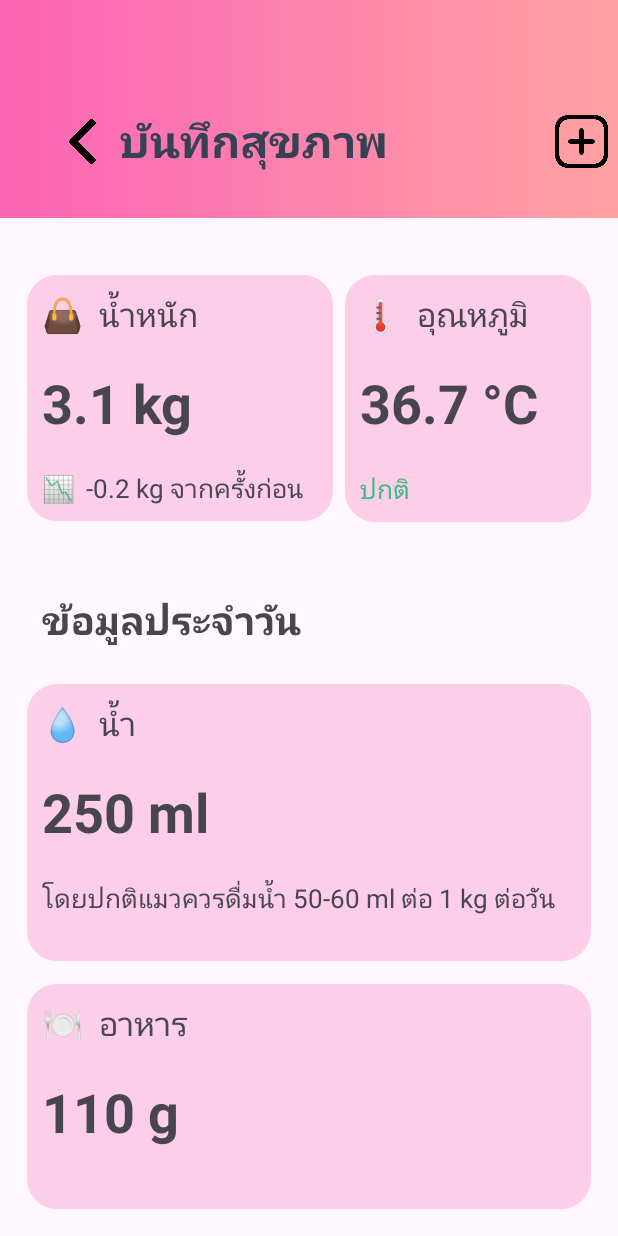
After one commit to thaksaporn0164/catcareapp, an Android app built with Jetpack Compose: the NoteActivity screen opened directly, with no data from a screen before it, on a phone screen of 412 x 824 dp. The commit adds this screen. Run offline under Robolectric (Android 15) with nearby library versions, the phone set to English and light mode, and no system bars.

Commit message:
add note for health

```diff
--- a/app/src/main/AndroidManifest.xml
+++ b/app/src/main/AndroidManifest.xml
@@ -19,6 +19,11 @@
             android:name=".VaccineActivity"
             android:exported="false"
             android:label="@string/vaccine_title"/>
+
+        <activity
+            android:name=".NoteActivity"
+            android:exported="false"
+            android:label="@string/Note_title"/>
 
         <activity
             android:name=".TimerActivity"
--- a/app/src/main/java/com/example/catcare/MainActivity.kt
+++ b/app/src/main/java/com/example/catcare/MainActivity.kt
@@ -10,10 +10,9 @@ import com.example.catcare.alarm.AlarmHelper
 import com.example.catcare.util.Prefs
 
 class MainActivity : ComponentActivity() {
-
-    private lateinit var btnOpenCatInfo: Button
     private lateinit var btnTimer: Button
-    private lateinit var btnVac:Button
+    private lateinit var btnVac: Button
+    private lateinit var btnNote: Button
 
 
     override fun onCreate(savedInstanceState: Bundle?) {
@@ -21,6 +20,9 @@ class MainActivity : ComponentActivity() {
         setContentView(R.layout.activity_main)
         btnTimer = findViewById(R.id.btnTimer)
         btnVac = findViewById(R.id.btnVac)
+        btnNote = findViewById(R.id.btnNote)
+
+
 
         btnTimer.setOnClickListener {
             startActivity(android.content.Intent(this, TimerActivity::class.java))
@@ -30,14 +32,9 @@ class MainActivity : ComponentActivity() {
             startActivity(android.content.Intent(this, VaccineActivity::class.java))
         }
 
+        btnNote.setOnClickListener {
+            startActivity(android.content.Intent(this, NoteActivity::class.java))
 
-
-//        btnOpenVaccine.setOnClickListener {
-//            startActivity(android.content.Intent(this, VaccineActivity::class.java))
-//        }
-//
-//        btnOpenCatInfo.setOnClickListener {
-//            startActivity(android.content.Intent(this, CatInfoActivity::class.java))
-//        }
+        }
     }
 }
--- /dev/null
+++ b/app/src/main/java/com/example/catcare/NoteActivity.kt
@@ -0,0 +1,20 @@
+package com.example.catcare
+
+import android.os.Bundle
+import android.widget.ImageButton
+import androidx.activity.ComponentActivity
+
+class NoteActivity: ComponentActivity() {
+
+    private lateinit var btnBack: ImageButton
+
+    override fun onCreate(savedInstanceState: Bundle?) {
+        super.onCreate(savedInstanceState)
+        setContentView(R.layout.activity_note)
+        btnBack = findViewById(R.id.btnBack)
+
+        btnBack.setOnClickListener {
+            finish()
+        }
+    }
+}
--- /dev/null
+++ b/app/src/main/res/drawable/shape_bg_card_note.xml
@@ -0,0 +1,10 @@
+<?xml version="1.0" encoding="utf-8"?>
+<shape xmlns:android="http://schemas.android.com/apk/res/android">
+
+    <solid
+        android:color="#FCCEE8"/>
+
+    <corners
+        android:radius="20dp"/>
+
+</shape>
--- /dev/null
+++ b/app/src/main/res/drawable/shape_bg_note.xml
@@ -0,0 +1,8 @@
+<?xml version="1.0" encoding="utf-8"?>
+<shape xmlns:android="http://schemas.android.com/apk/res/android">
+
+    <gradient
+        android:startColor="#FB64B6"
+        android:endColor="#FFA2A2"/>
+
+</shape>
--- a/app/src/main/res/layout/activity_main.xml
+++ b/app/src/main/res/layout/activity_main.xml
@@ -276,6 +276,7 @@
                         android:text="ติดตามสุขภาพประจำวัน"/>
 
                     <Button
+                        android:id="@+id/btnNote"
                         android:layout_width="wrap_content"
                         android:layout_height="wrap_content"
                         android:textStyle="bold"
--- /dev/null
+++ b/app/src/main/res/layout/activity_note.xml
@@ -0,0 +1,221 @@
+<?xml version="1.0" encoding="utf-8"?>
+<LinearLayout xmlns:android="http://schemas.android.com/apk/res/android"
+    android:layout_width="match_parent"
+    android:layout_height="match_parent"
+    android:orientation="vertical">
+
+    <LinearLayout
+        android:layout_width="match_parent"
+        android:layout_height="wrap_content"
+        android:background="@drawable/shape_bg_note"
+        android:gravity="center_vertical"
+        android:orientation="horizontal">
+
+        <ImageButton
+            android:id="@+id/btnBack"
+            android:layout_width="30dp"
+            android:layout_height="30dp"
+            android:layout_marginStart="40dp"
+            android:layout_marginTop="22dp"
+            android:background="@android:color/transparent"
+            android:scaleType="fitCenter"
+            android:src="@drawable/back" />
+
+        <TextView
+            android:layout_width="300dp"
+            android:layout_height="wrap_content"
+            android:layout_marginTop="20dp"
+            android:paddingStart="10dp"
+            android:paddingTop="41dp"
+            android:paddingBottom="41dp"
+            android:text="@string/Note_title"
+            android:textColor="#364153"
+            android:textSize="30sp"
+            android:textStyle="bold" />
+
+        <ImageButton
+            android:layout_width="35dp"
+            android:layout_height="35dp"
+            android:layout_marginTop="22dp"
+            android:background="@android:color/transparent"
+            android:scaleType="fitCenter"
+            android:src="@drawable/add" />
+
+    </LinearLayout>
+
+    <LinearLayout
+        android:layout_width="match_parent"
+        android:layout_height="wrap_content"
+        android:layout_margin="18dp"
+        android:paddingTop="20dp"
+        android:orientation="horizontal">
+
+        <!--        card-->
+        <LinearLayout
+            android:layout_width="204dp"
+            android:layout_height="wrap_content"
+            android:layout_marginRight="4dp"
+            android:background="@drawable/shape_bg_card_note"
+            android:orientation="vertical">
+
+            <TextView
+                android:layout_width="match_parent"
+                android:layout_height="wrap_content"
+                android:padding="10dp"
+                android:text="👜  น้ำหนัก"
+                android:textSize="22sp" />
+
+            <TextView
+                android:layout_width="match_parent"
+                android:layout_height="wrap_content"
+                android:padding="10dp"
+                android:text="3.1 kg"
+                android:textSize="36sp"
+                android:textStyle="bold" />
+
+            <TextView
+                android:layout_width="match_parent"
+                android:layout_height="wrap_content"
+                android:padding="10dp"
+                android:text="📉  -0.2 kg จากครั้งก่อน"
+                android:textSize="17sp" />
+        </LinearLayout>
+
+        <!--        card-->
+        <LinearLayout
+            android:layout_width="match_parent"
+            android:layout_height="wrap_content"
+            android:layout_marginLeft="4dp"
+            android:background="@drawable/shape_bg_card_note"
+            android:orientation="vertical">
+
+            <TextView
+                android:layout_width="match_parent"
+                android:layout_height="wrap_content"
+                android:padding="10dp"
+                android:text="🌡️  อุณหภูมิ"
+                android:textSize="22sp" />
+
+            <TextView
+                android:layout_width="match_parent"
+                android:layout_height="wrap_content"
+                android:padding="10dp"
+                android:text="36.7 °C"
+                android:textSize="36sp"
+                android:textStyle="bold" />
+
+            <TextView
+                android:layout_width="match_parent"
+                android:layout_height="wrap_content"
+                android:padding="10dp"
+                android:text="ปกติ"
+                android:textColor="#37BC7D"
+                android:textSize="17sp" />
+        </LinearLayout>
+    </LinearLayout>
+
+    <LinearLayout
+        android:layout_width="match_parent"
+        android:layout_height="wrap_content"
+        android:layout_margin="18dp"
+        android:orientation="vertical">
+
+        <TextView
+            android:layout_width="match_parent"
+            android:layout_height="wrap_content"
+            android:padding="10dp"
+            android:text="ข้อมูลประจำวัน"
+            android:textSize="26sp"
+            android:textStyle="bold" />
+
+        <!--        card-->
+        <LinearLayout
+            android:layout_width="match_parent"
+            android:layout_height="wrap_content"
+            android:background="@drawable/shape_bg_card_note"
+            android:layout_marginTop="15dp"
+            android:paddingBottom="20dp"
+            android:orientation="vertical">
+
+            <TextView
+                android:layout_width="match_parent"
+                android:layout_height="wrap_content"
+                android:padding="10dp"
+                android:text="💧  น้ำ"
+                android:textSize="22sp" />
+
+            <TextView
+                android:layout_width="match_parent"
+                android:layout_height="wrap_content"
+                android:textStyle="bold"
+                android:padding="10dp"
+                android:textSize="36sp"
+                android:text="250 ml"/>
+
+            <TextView
+                android:layout_width="match_parent"
+                android:layout_height="wrap_content"
+                android:padding="10dp"
+                android:text="โดยปกติแมวควรดื่มน้ำ 50-60 ml ต่อ 1 kg ต่อวัน"
+                android:textSize="17sp"/>
+        </LinearLayout>
+
+<!--        card-->
+        <LinearLayout
+            android:layout_width="match_parent"
+            android:layout_height="wrap_content"
+            android:background="@drawable/shape_bg_card_note"
+            android:paddingBottom="20dp"
+            android:layout_marginTop="15dp"
+            android:orientation="vertical">
+
+            <TextView
+                android:layout_width="match_parent"
+                android:layout_height="wrap_content"
+                android:padding="10dp"
+                android:text="🍽️  อาหาร"
+                android:textSize="22sp" />
+
+            <TextView
+                android:layout_width="match_parent"
+                android:layout_height="wrap_content"
+                android:textStyle="bold"
+                android:padding="10dp"
+                android:textSize="36sp"
+                android:text="110 g"/>
+
+            <TextView
+                android:layout_width="match_parent"
+                android:layout_height="wrap_content"
+                android:padding="10dp"
+                android:text="โดยปกติแมวควรกินข้าว 90-110 g ต่อวัน"
+                android:textSize="17sp"/>
+        </LinearLayout>
+
+<!--        card-->
+        <LinearLayout
+            android:layout_width="match_parent"
+            android:layout_height="wrap_content"
+            android:background="@drawable/shape_bg_card_note"
+            android:paddingBottom="20dp"
+            android:layout_marginTop="15dp"
+            android:orientation="vertical">
+
+            <TextView
+                android:layout_width="match_parent"
+                android:layout_height="wrap_content"
+                android:padding="10dp"
+                android:text="📋  พฤติกรรมและอาการ"
+                android:textSize="22sp" />
+
+            <TextView
+                android:layout_width="match_parent"
+                android:layout_height="wrap_content"
+                android:textStyle="bold"
+                android:padding="10dp"
+                android:textSize="36sp"
+                android:text="ร่าเริง กระฉับกระเฉง"/>
+
+        </LinearLayout>
+    </LinearLayout>
+</LinearLayout>
--- a/app/src/main/res/layout/activity_vaccine.xml
+++ b/app/src/main/res/layout/activity_vaccine.xml
@@ -199,7 +199,6 @@
                 </LinearLayout>
 
                 <ImageButton
-                    android:id="@+id/btnDel"
                     android:layout_width="28dp"
                     android:layout_height="28dp"
                     android:layout_marginTop="22dp"
@@ -262,7 +261,6 @@
                 </LinearLayout>
 
                 <ImageButton
-                    android:id="@+id/btnDel"
                     android:layout_width="28dp"
                     android:layout_height="28dp"
                     android:layout_marginTop="22dp"
--- a/app/src/main/res/values/strings.xml
+++ b/app/src/main/res/values/strings.xml
@@ -4,4 +4,5 @@
     <string name="cat_info_title">ข้อมูลแมว</string>
     <string name="catName">Milky❤️</string>
     <string name="Timer_Title">ตั้งแจ้งเตือน</string>
+    <string name="Note_title">บันทึกสุขภาพ</string>
 </resources>
```
Also changed, not shown: app/src/main/res/drawable-nodpi/add.png (added).
